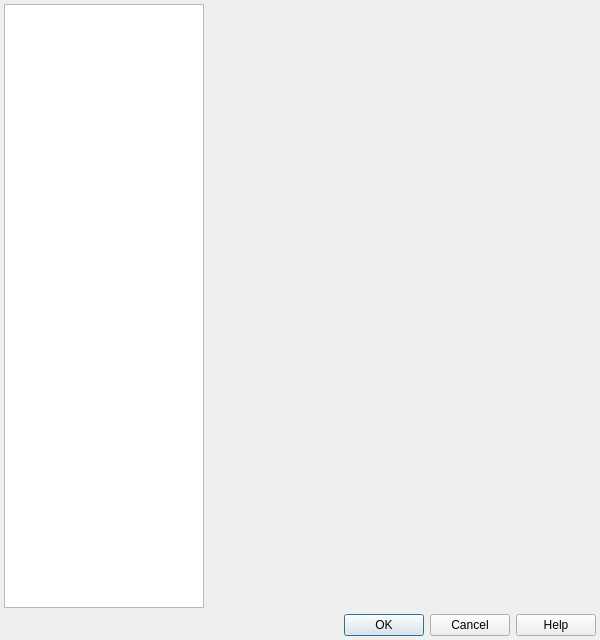
This is src/gui/pref/dialog.ui in wilbert2000/wzplayer as Qt 5 draws it before an edit. The edited form follows.
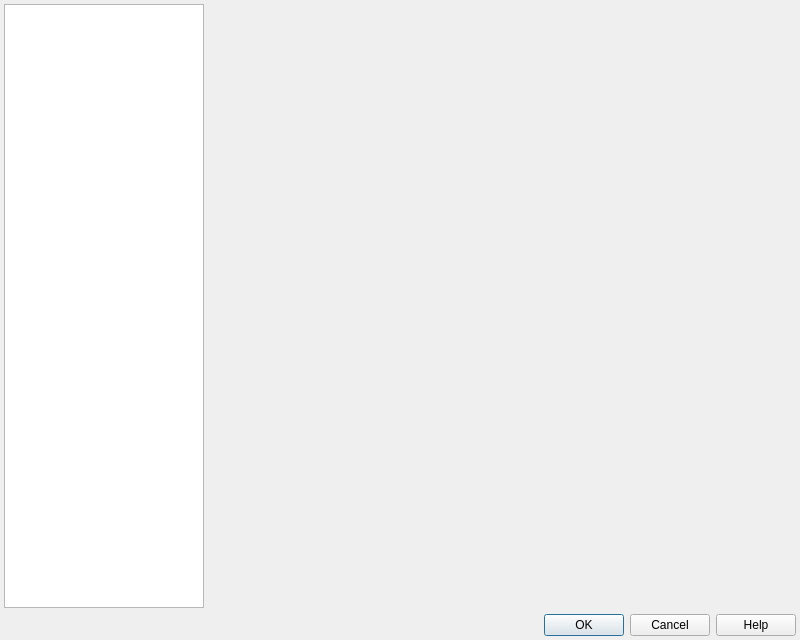
This is the edited form.

The edit to the form file:
```diff
--- a/src/gui/pref/dialog.ui
+++ b/src/gui/pref/dialog.ui
@@ -6,7 +6,7 @@
    <rect>
     <x>0</x>
     <y>0</y>
-    <width>600</width>
+    <width>800</width>
     <height>640</height>
    </rect>
   </property>
```
